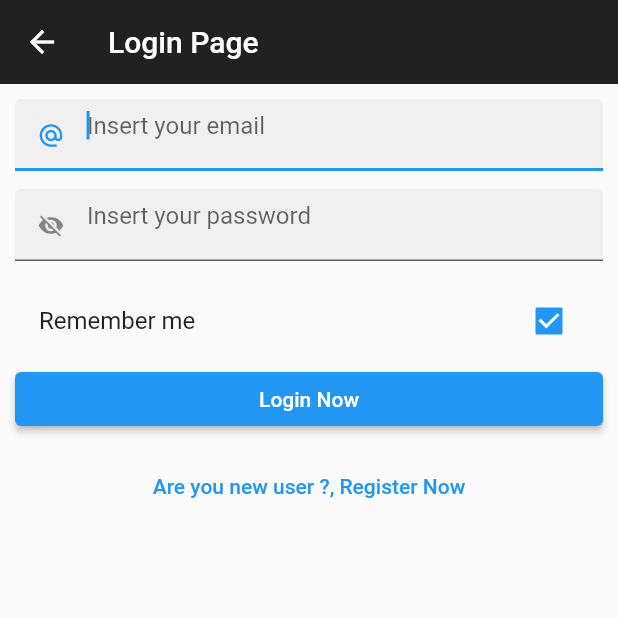
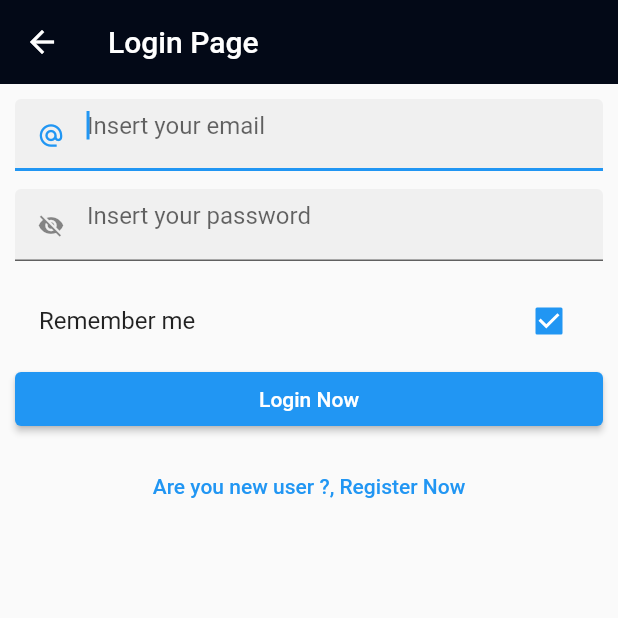
Before and after one commit to olivermendez/sendi_shippers, a Flutter app: the screen it shows after launch, after a tap on "Login", on a phone screen of 412 x 824 dp, the top half of it. Run offline on Flutter 3.47's test engine with Material 2 defaults, Android fonts, the phone set to English and light mode, and no system bars; our stand-ins replace email_validator.

Commit message:
biggest update

```diff
--- a/lib/main.dart
+++ b/lib/main.dart
@@ -1,4 +1,5 @@
 import 'package:flutter/material.dart';
+import 'package:my_app/src/pages/home.dart';
 import 'package:my_app/src/pages/welcome_page.dart';
 
 void main() => runApp(const MyApp());
@@ -10,9 +11,15 @@ class MyApp extends StatelessWidget {
   Widget build(BuildContext context) {
     return MaterialApp(
       debugShowCheckedModeBanner: false,
+      theme: ThemeData(
+          buttonTheme: const ButtonThemeData(
+        buttonColor: Color.fromRGBO(3, 9, 23, 1),
+        textTheme: ButtonTextTheme.primary,
+      )),
       initialRoute: WelcomePage.routeName,
       routes: {
         '/welcome': (_) => const WelcomePage(),
+        'home': (_) => Home(),
       },
     );
   }
--- a/lib/src/pages/login_page.dart
+++ b/lib/src/pages/login_page.dart
@@ -5,8 +5,9 @@ import 'package:flutter/material.dart';
 import 'package:my_app/config/constant.dart';
 import 'package:http/http.dart' as http;
 import 'package:my_app/models/token.dart';
+import 'package:my_app/src/pages/home.dart';
 
-import 'home_page.dart';
+import 'createshipment.dart';
 
 class LoginPage extends StatefulWidget {
   const LoginPage({Key? key}) : super(key: key);
@@ -42,7 +43,7 @@ class _LoginPageState extends State<LoginPage> {
       appBar: AppBar(
         elevation: 0,
         title: const Text('Login Page'),
-        backgroundColor: Colors.black87,
+        backgroundColor: const Color.fromRGBO(3, 9, 23, 1),
       ),
       body: Padding(
         padding: const EdgeInsets.all(10.0),
@@ -179,10 +180,6 @@ class _LoginPageState extends State<LoginPage> {
     var decodedJson = jsonDecode(body);
     var token = Token.fromJson(decodedJson);
 
-    Navigator.pushAndRemoveUntil(
-      context,
-      MaterialPageRoute(builder: (context) => HomePage(token: token)),
-      (Route<dynamic> route) => false,
-    );
+    Navigator.pushNamed(context, 'home', arguments: token);
   }
 }
--- a/lib/src/pages/register_page.dart
+++ b/lib/src/pages/register_page.dart
@@ -1,6 +1,6 @@
 import 'package:flutter/material.dart';
 
-import 'home_page.dart';
+import 'createshipment.dart';
 
 class RegisterPage extends StatefulWidget {
   const RegisterPage({Key? key}) : super(key: key);
--- a/lib/src/pages/welcome_page.dart
+++ b/lib/src/pages/welcome_page.dart
@@ -15,13 +15,26 @@ class WelcomePage extends StatelessWidget {
   @override
   Widget build(BuildContext context) {
     return Scaffold(
+      backgroundColor: const Color.fromRGBO(3, 9, 23, 1),
       body: Column(
         mainAxisAlignment: MainAxisAlignment.center,
         children: [
           const Center(
             child: Text(
+              "Welcome",
+              style: TextStyle(
+                  fontWeight: FontWeight.bold,
+                  fontSize: 20.0,
+                  color: Colors.white),
+            ),
+          ),
+          const Center(
+            child: Text(
               "SHIPPERS",
-              style: TextStyle(fontWeight: FontWeight.bold, fontSize: 20.0),
+              style: TextStyle(
+                  fontWeight: FontWeight.bold,
+                  fontSize: 40.0,
+                  color: Colors.white),
             ),
           ),
           const SizedBox(
@@ -56,3 +69,17 @@ class WelcomePage extends StatelessWidget {
     );
   }
 }
+
+class Welcome extends StatefulWidget {
+  Welcome({Key? key}) : super(key: key);
+
+  @override
+  _WelcomeState createState() => _WelcomeState();
+}
+
+class _WelcomeState extends State<Welcome> {
+  @override
+  Widget build(BuildContext context) {
+    return Scaffold();
+  }
+}
```
Also changed, not shown: lib/src/pages/createshipment.dart (renamed from lib/src/pages/home_page.dart, +5 -5 lines), lib/src/pages/home.dart (added, +53 -0 lines), lib/src/pages/myshipments_page.dart (added, +14 -0 lines), lib/src/pages/options/household_goods_page.dart (+11 -11 lines).
